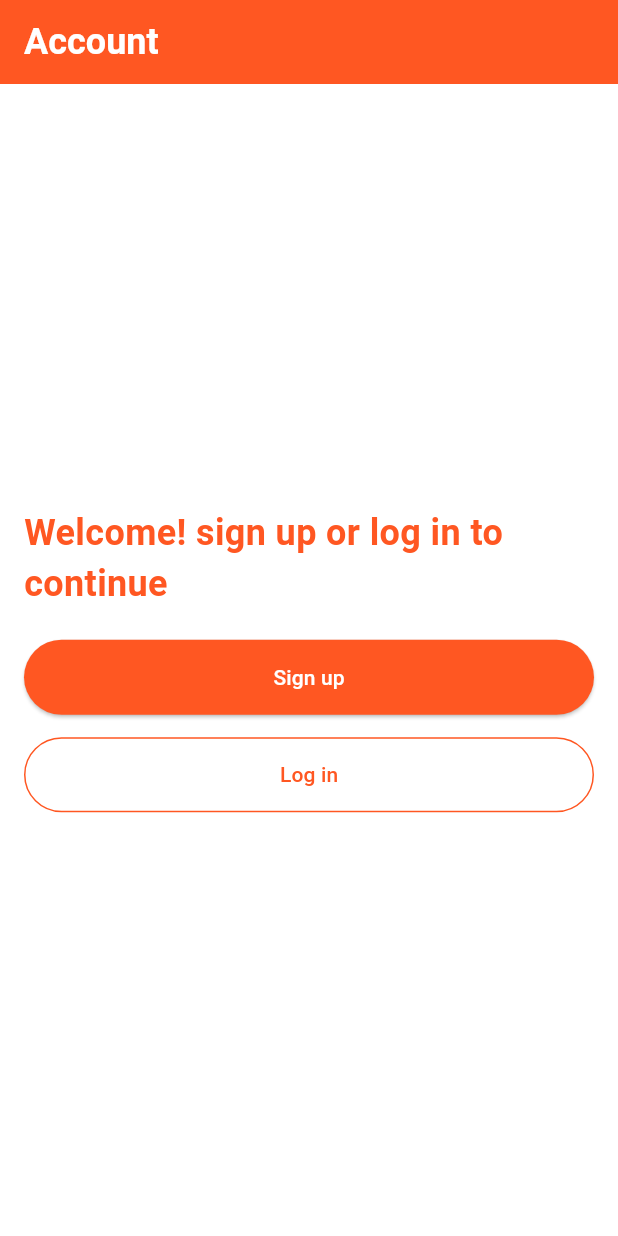
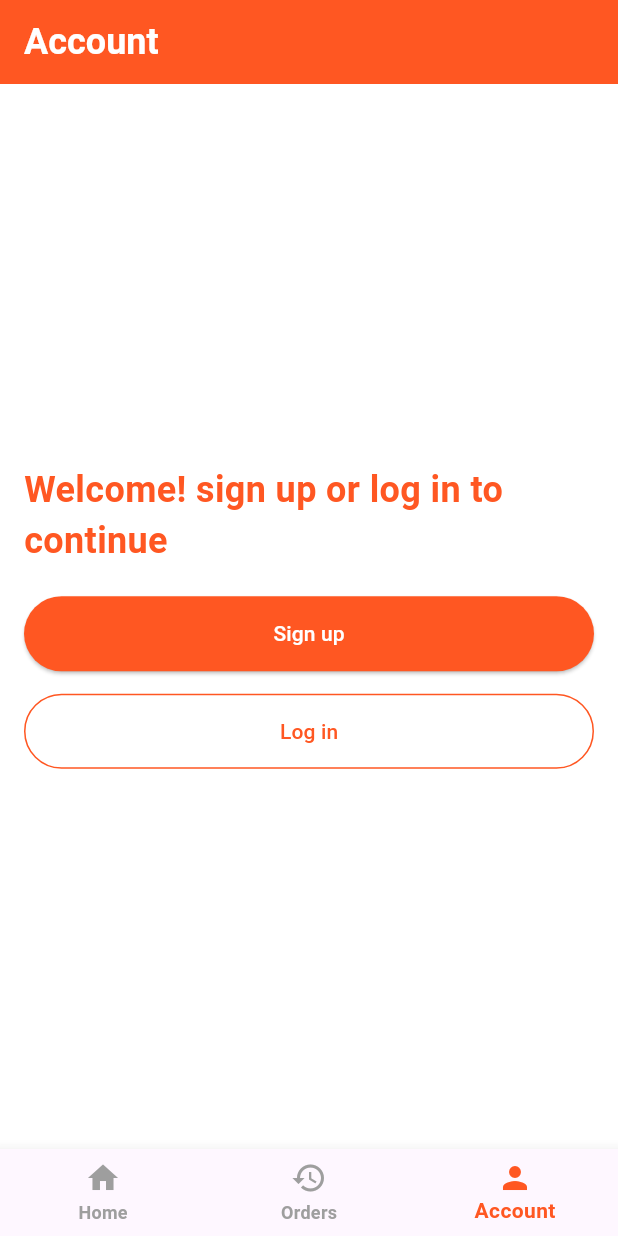
Before and after one commit to KhalilHen/pt_pick_up_platform, a Flutter app: the AccountPage screen opened directly, on a phone screen of 412 x 824 dp. Run offline on Flutter 3.47's test engine with Material 3 defaults, Android fonts, the phone set to English and light mode, and no system bars; our stand-ins replace firebase_core, firebase_database, introduction_screen, line_icons, shared_preferences, supabase_flutter; accounts and stored records are empty; generated files the repository leaves out were written again; network calls fail; key blocks and very long unbroken strings in the code were emptied for the run.

Commit message:
Added bottom nav bar, and corrected it on some pages

```diff
--- a/lib/pages/account_page.dart
+++ b/lib/pages/account_page.dart
@@ -61,6 +61,28 @@ class AccountPage extends StatelessWidget {
               ],
             ),
           ),
+        ),
+        bottomNavigationBar: BottomNavigationBar(
+          selectedItemColor: Colors.deepOrange,
+          unselectedItemColor: Colors.grey,
+          type: BottomNavigationBarType.fixed,
+          currentIndex: 2,
+          onTap: (index) {
+            if (index == 0) {
+              Navigator.pushReplacement(
+                context,
+                MaterialPageRoute(builder: (context) => const HomePage()),
+              );
+            } else if (index == 1) {
+              // Navigate to Orders Page
+              Navigator.of(context).pushReplacementNamed('/order-overview');
+            }
+          },
+          items: const [
+            BottomNavigationBarItem(icon: Icon(Icons.home), label: 'Home'),
+            BottomNavigationBarItem(icon: Icon(Icons.history), label: 'Orders'),
+            BottomNavigationBarItem(icon: Icon(Icons.person), label: 'Account')
+          ],
         ),
       );
     }
@@ -146,6 +168,28 @@ class AccountPage extends StatelessWidget {
           ),
         ),
       ),
+      bottomNavigationBar: BottomNavigationBar(
+        selectedItemColor: Colors.deepOrange,
+        unselectedItemColor: Colors.grey,
+        type: BottomNavigationBarType.fixed,
+        currentIndex: 2,
+        onTap: (index) {
+          if (index == 0) {
+            Navigator.pushReplacement(
+              context,
+              MaterialPageRoute(builder: (context) => const HomePage()),
+            );
+          } else if (index == 1) {
+            // Navigate to Orders Page
+            Navigator.of(context).pushReplacementNamed('/order-overview');
+          }
+        },
+        items: const [
+          BottomNavigationBarItem(icon: Icon(Icons.home), label: 'Home'),
+          BottomNavigationBarItem(icon: Icon(Icons.history), label: 'Orders'),
+          BottomNavigationBarItem(icon: Icon(Icons.person), label: 'Account')
+        ],
+      ),
     );
   }
 
```
Also changed, not shown: lib/pages/homepage.dart (+1 -11 lines).
